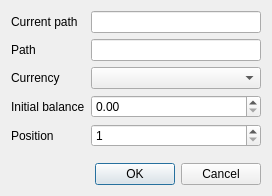
JakubFranek/Kapytal, file src/views/ui_files/dialogs/cash_account_dialog.ui: the form before one commit.
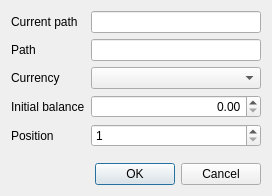
The form after the commit.

```diff
--- a/src/views/ui_files/dialogs/cash_account_dialog.ui
+++ b/src/views/ui_files/dialogs/cash_account_dialog.ui
@@ -87,6 +87,9 @@
      </item>
      <item row="3" column="1">
       <widget class="QDoubleSpinBox" name="initialBalanceDoubleSpinBox">
+       <property name="alignment">
+        <set>Qt::AlignRight|Qt::AlignTrailing|Qt::AlignVCenter</set>
+       </property>
        <property name="showGroupSeparator" stdset="0">
         <bool>true</bool>
        </property>
```
